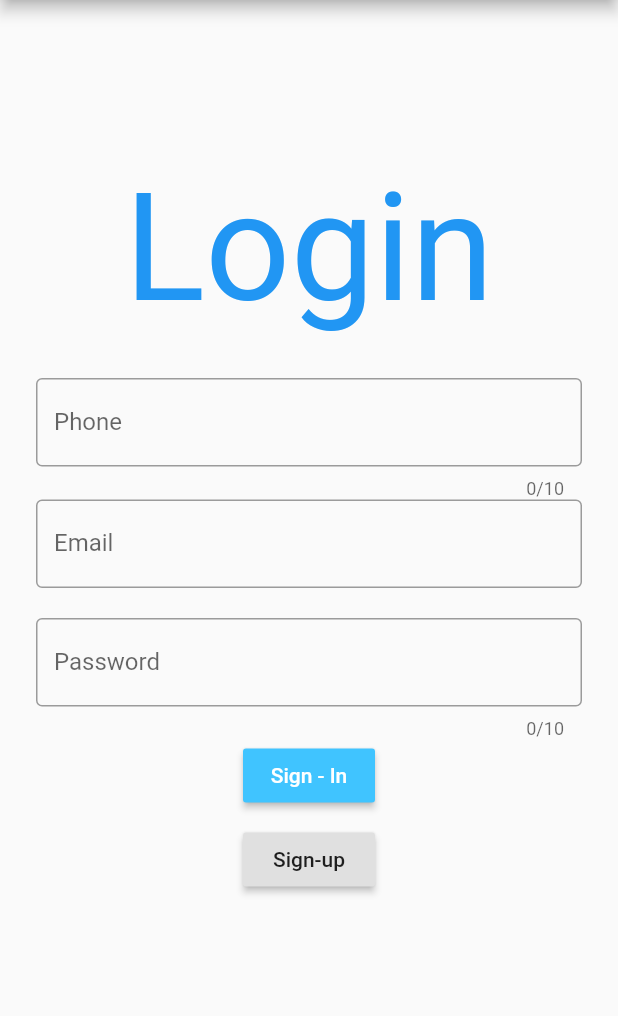
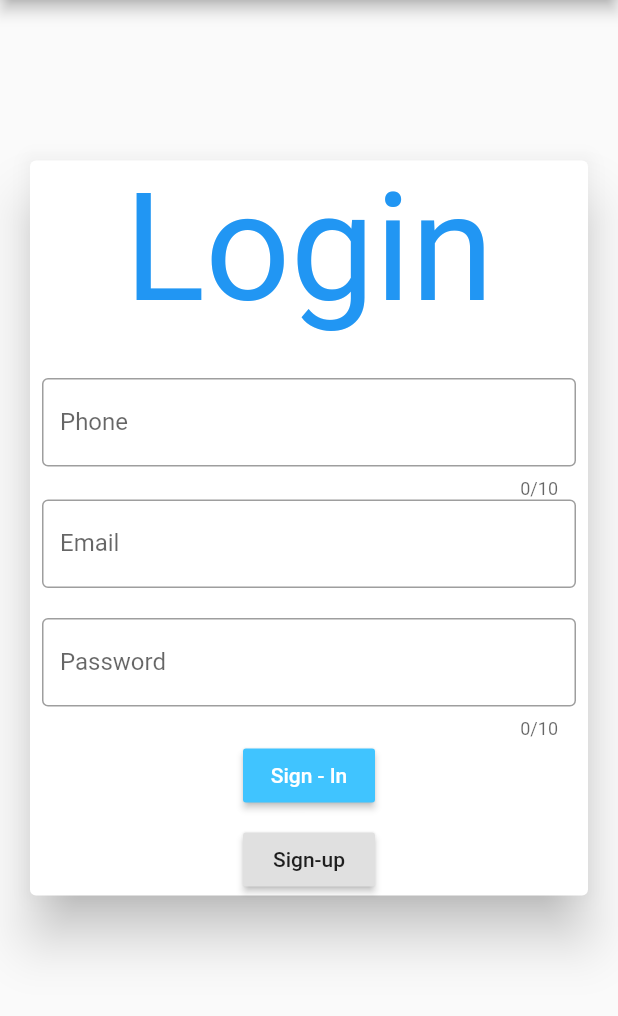
Before and after one commit to souravgopal25/user-side-ap, a Flutter app: the LoginPage screen opened directly, on a phone screen of 412 x 824 dp, the part 180-1196 px from its top. Run offline on Flutter 3.47's test engine with Material 2 defaults, Android fonts, the phone set to English and light mode, and no system bars; our stand-ins replace carousel_slider, firebase_auth, firebase_core; accounts and stored records are empty.

Commit message:
Login Completed

```diff
--- a/lib/main.dart
+++ b/lib/main.dart
@@ -2,6 +2,7 @@ import 'package:flutter/material.dart';
 
 import 'package:firebase_core/firebase_core.dart';
 import 'package:user_side_ap/page/dashboard.dart';
+import 'package:user_side_ap/page/login_page.dart';
 import 'package:user_side_ap/page/signup_page.dart';
 
 void main() {
@@ -27,7 +28,7 @@ class _MyHomeState extends State<MyHome> {
         builder: (context, snapshot) {
           if (snapshot.hasError) {}
           if (snapshot.connectionState == ConnectionState.done) {
-            return SignupPage();
+            return LoginPage();
           }
           return Scaffold(
             body: Center(
--- a/lib/page/login_page.dart
+++ b/lib/page/login_page.dart
@@ -57,6 +57,8 @@ class _LoginPageState extends State<LoginPage> {
             child: SingleChildScrollView(
               child: Padding(
                 padding: const EdgeInsets.all(16.0),
+                child: Card(
+                  elevation: 15,
                   child: Column(
                     children: <Widget>[
                       Container(
@@ -85,6 +87,7 @@ class _LoginPageState extends State<LoginPage> {
                   ),
                 ),
               ),
+            ),
           )
         ],
       ),
```
Lines whose indentation alone changed are shown as unchanged.
